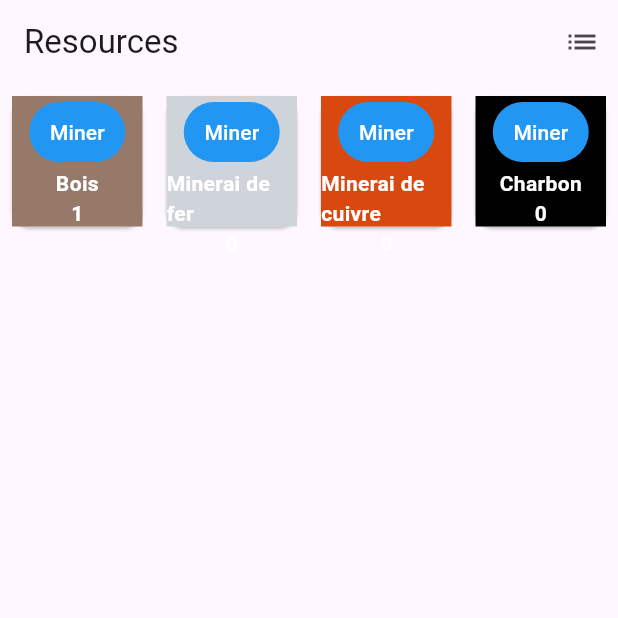
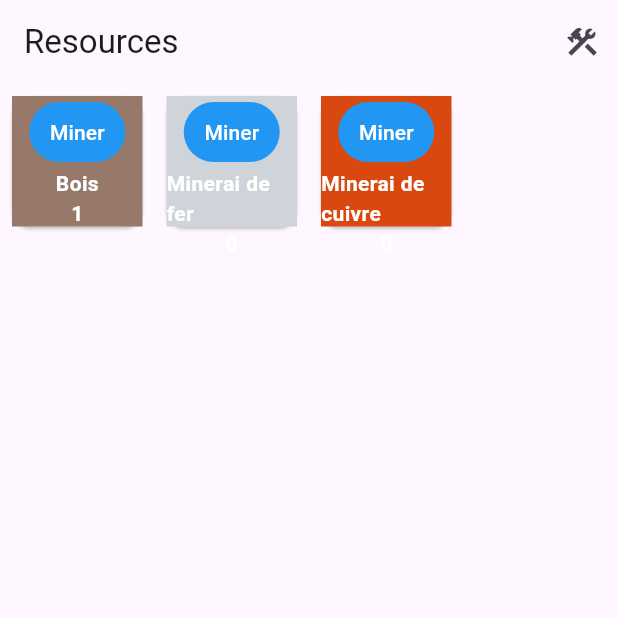
Before and after one commit to MathieuBesson/clicker-game, a Flutter app: the screen it shows after launch, after a tap on "Miner", on a phone screen of 412 x 824 dp, the top half of it. Run offline on Flutter 3.47's test engine with Material 3 defaults, Android fonts, the phone set to English and light mode, and no system bars.

```diff
--- a/lib/recipe/Recipe.dart
+++ /dev/null
@@ -1,20 +0,0 @@
-import 'package:flutter/material.dart';
-import './../resource/Resource.dart';
-
-
-class CostRecipe {
-  final Resource resource
-}
-
-class Recipe {
-  final String name;
-  final Color color;
-  final String description;
-  int quantity = 0;
-
-  Resource(this.name, this.color, this.description);
-}
-
-const List<Map<String, dynamic>> resourceData = [
-  {'name': 'Bois', 'color': '#967969', 'description': 'Du bois brut'},
-];
--- a/lib/resource/Resource.dart
+++ b/lib/resource/Resource.dart
@@ -1,25 +1,31 @@
 import 'package:flutter/material.dart';
 
 class Resource {
+  final ResourceKey key;
   final String name;
   final Color color;
   final String description;
   int quantity = 0;
 
-  Resource(this.name, this.color, this.description);
+  Resource(this.key, this.name, this.color, this.description);
 }
 
-const List<Map<String, dynamic>> resourceData = [
-  {'name': 'Bois', 'color': '#967969', 'description': 'Du bois brut'},
-  {
+enum ResourceKey { wood, iron, copper, coal }
+final Map<ResourceKey, Map<String, dynamic>> resourceData = {
+  ResourceKey.wood: {'name': 'Bois', 'color': '#967969', 'description': 'Du bois brut'},
+  ResourceKey.iron: {
     'name': 'Minerai de fer',
     'color': '#ced4da',
     'description': 'Du minerai de fer brut'
   },
-  {
+  ResourceKey.copper: {
     'name': 'Minerai de cuivre',
     'color': '#d9480f',
     'description': 'Du minerai de cuivre brut'
   },
-  {'name': 'Charbon', 'color': '#000000', 'description': 'Du minerai de charbon'},
-];
+  ResourceKey.coal: {
+    'name': 'Charbon',
+    'color': '#000000',
+    'description': 'Du minerai de charbon'
+  },
+};
--- /dev/null
+++ b/lib/resource/ResourceScreen.dart
@@ -0,0 +1,88 @@
+import 'package:clicker_game/main.dart';
+import 'package:clicker_game/tool/Tool.dart';
+import 'package:flutter/material.dart';
+import 'Resource.dart';
+import 'package:provider/provider.dart';
+import 'ResourceWidget.dart';
+
+class ResourcesScreen extends StatefulWidget {
+  const ResourcesScreen({super.key});
+
+  @override
+  ResourcesScreenState createState() => ResourcesScreenState();
+}
+
+class ResourcesScreenState extends State<ResourcesScreen> {
+  @override
+  void initState() {
+    super.initState();
+    createResourceMap(resourceData);
+  }
+
+  void createResourceMap(Map<ResourceKey, Map<String, dynamic>> data) {
+    final Map<ResourceKey, Resource> resources = {};
+
+    data.forEach((resourceOrToolKey, resourceInfo) {
+      String name = resourceInfo['name'];
+      Color color = parseColor(resourceInfo['color']);
+      String description = resourceInfo['description'];
+
+      Resource resource = Resource(resourceOrToolKey, name, color, description);
+      resources[resourceOrToolKey] = resource;
+    });
+
+    var appState = Provider.of<AppState>(context, listen: false);
+    appState.fillResources(resources);
+  }
+
+  Color parseColor(String colorCode) {
+    return Color(int.parse(colorCode.replaceAll('#', '0xFF')));
+  }
+
+  bool isAuthorizedToDisplay(Resource? resource) {
+    var appState = Provider.of<AppState>(context, listen: false);
+
+    if (resource!.key != ResourceKey.coal) {
+      return true;
+    }
+
+    if (appState.tools.isEmpty) {
+      return false;
+    }
+
+    return appState.tools[ToolKey.copperIngot]!.quantity > 1000 &&
+        appState.tools[ToolKey.ironIngot]!.quantity > 1000;
+  }
+
+  @override
+  Widget build(BuildContext context) {
+    return Scaffold(
+      appBar: AppBar(
+        title: const Text('Resources'),
+        actions: [
+          IconButton(
+            icon: Icon(Icons.construction),
+            onPressed: () {
+              Navigator.pushNamed(context, '/tools');
+            },
+          ),
+        ],
+      ),
+      body: GridView.builder(
+        gridDelegate: const SliverGridDelegateWithFixedCrossAxisCount(
+          crossAxisCount: 4,
+        ),
+        itemCount: Provider.of<AppState>(context).resources.length,
+        itemBuilder: (BuildContext context, int index) {
+          final resourceMap = Provider.of<AppState>(context).resources;
+          final resourceOrToolKey = resourceMap.keys.elementAt(index);
+          final resource = resourceMap[resourceOrToolKey];
+
+          if (isAuthorizedToDisplay(resource)) {
+            return ResourceWidget(resource: resource!);
+          }
+        },
+      ),
+    );
+  }
+}
--- a/lib/resource/ResourcesScreen.dart
+++ /dev/null
@@ -1,67 +0,0 @@
-import 'package:clicker_game/main.dart';
-import 'package:flutter/material.dart';
-import 'Resource.dart';
-import 'package:provider/provider.dart';
-import 'ResourceWidget.dart';
-
-class ResourcesScreen extends StatefulWidget {
-  const ResourcesScreen({super.key});
-
-  @override
-  ResourcesScreenState createState() => ResourcesScreenState();
-}
-
-class ResourcesScreenState extends State<ResourcesScreen> {
-  @override
-  void initState() {
-    super.initState();
-    createResourceList(resourceData);
-  }
-
-  void createResourceList(List<Map<String, dynamic>> data) {
-    final List<Resource> resources = [];
-
-    for (var item in data) {
-      String name = item['name'];
-      Color color = parseColor(item['color']);
-      String description = item['description'];
-
-      Resource resource = Resource(name, color, description);
-      resources.add(resource);
-    }
-
-    var appState = Provider.of<AppState>(context, listen: false);
-    appState.fillResources(resources);
-  }
-
-  Color parseColor(String colorCode) {
-    return Color(int.parse(colorCode.replaceAll('#', '0xFF')));
-  }
-
-  @override
-  Widget build(BuildContext context) {
-    return Scaffold(
-      appBar: AppBar(
-        title: const Text('Resources'),
-        actions: [
-          IconButton(
-            icon: Icon(Icons.list),
-            onPressed: () {
-              Navigator.pushNamed(context, '/recipes');
-            },
-          ),
-        ],
-      ),
-      body: GridView.builder(
-        gridDelegate: const SliverGridDelegateWithFixedCrossAxisCount(
-          crossAxisCount: 4,
-        ),
-        itemCount: Provider.of<AppState>(context).resources.length,
-        itemBuilder: (BuildContext context, int index) {
-          return ResourceWidget(
-              resource: Provider.of<AppState>(context).resources[index]);
-        },
-      ),
-    );
-  }
-}
```
Also changed, not shown: lib/main.dart (+100 -5 lines), lib/tool/Tool.dart (added, +136 -0 lines), lib/tool/ToolScreen.dart (added, +89 -0 lines), lib/tool/ToolWidget.dart (added, +88 -0 lines).
